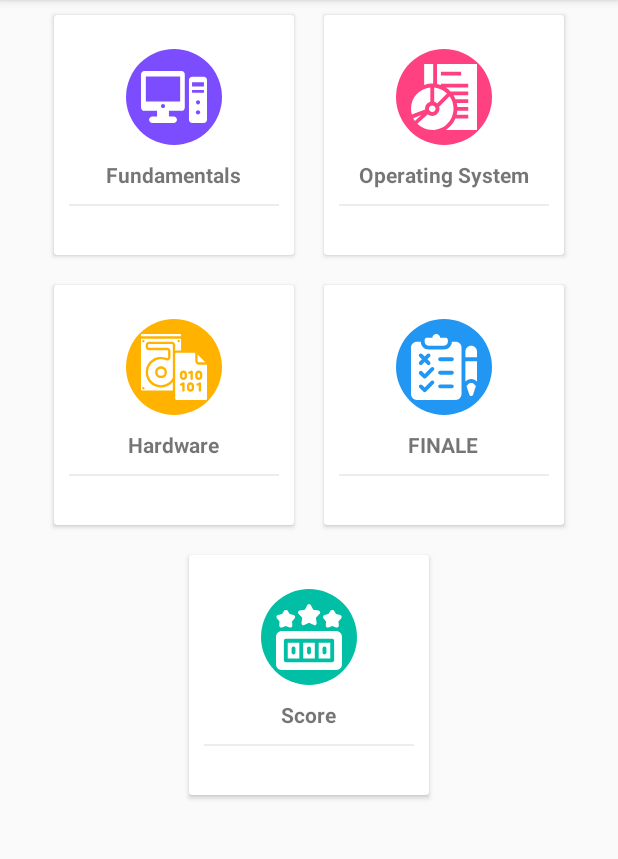
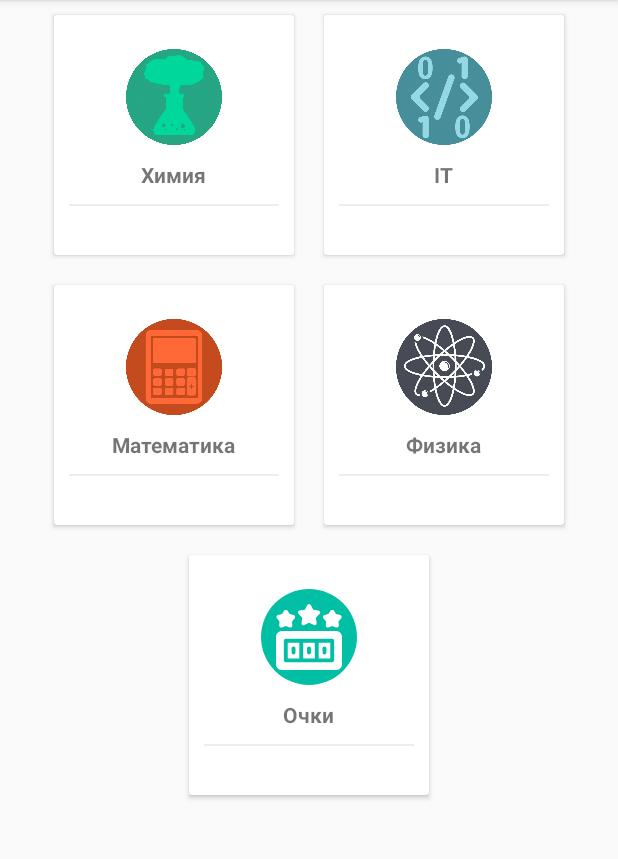
Before and after one commit to kurakin101/Politech, an Android app: the screen it shows after launch once a user with an empty profile is signed in (MainActivity), on a phone screen of 412 x 824 dp, the part 84-943 px from its top. Run offline under Robolectric (Android 15) with nearby library versions, the phone set to English and light mode, and no system bars; our stand-ins replace Firebase (no records; nobody signed in at launch, a user with empty details on screens opened directly).

Commit message:
icon pack

```diff
--- a/app/src/main/res/layout/activity_main.xml
+++ b/app/src/main/res/layout/activity_main.xml
@@ -34,15 +34,15 @@
                     <ImageView
                         android:layout_width="64dp"
                         android:layout_height="64dp"
-                        android:background="@drawable/circle_background_purple"
+                        android:background="@drawable/chem"
                         android:padding="10dp"
-                        android:src="@drawable/ic_computer" />
+                     />
 
                     <TextView
                         android:layout_width="wrap_content"
                         android:layout_height="wrap_content"
                         android:layout_marginTop="10dp"
-                        android:text="Fundamentals"
+                        android:text="Химия"
                         android:textStyle="bold" />
 
                     <View
@@ -67,15 +67,15 @@
                 <ImageView
                     android:layout_width="64dp"
                     android:layout_height="64dp"
-                    android:background="@drawable/circle_background_pink"
+                    android:background="@drawable/it"
                     android:padding="10dp"
-                    android:src="@drawable/ic_software" />
+                  />
 
                 <TextView
                     android:layout_width="wrap_content"
                     android:layout_height="wrap_content"
                     android:layout_marginTop="10dp"
-                    android:text="Operating System"
+                    android:text="IT"
                     android:textStyle="bold" />
 
                 <View
@@ -107,15 +107,14 @@
                 <ImageView
                     android:layout_width="64dp"
                     android:layout_height="64dp"
-                    android:background="@drawable/circle_background_yellow"
-                    android:padding="10dp"
-                    android:src="@drawable/ic_harddisk" />
+                    android:background="@drawable/math"
+                    android:padding="10dp" />
 
                 <TextView
                     android:layout_width="wrap_content"
                     android:layout_height="wrap_content"
                     android:layout_marginTop="10dp"
-                    android:text="Hardware"
+                    android:text="Математика"
                     android:textStyle="bold" />
 
                 <View
@@ -140,15 +139,14 @@
                 <ImageView
                     android:layout_width="64dp"
                     android:layout_height="64dp"
-                    android:background="@drawable/circle_background_blue"
-                    android:padding="10dp"
-                    android:src="@drawable/ic_test" />
+                    android:background="@drawable/phis"
+                    android:padding="10dp" />
 
                 <TextView
                     android:layout_width="wrap_content"
                     android:layout_height="wrap_content"
                     android:layout_marginTop="10dp"
-                    android:text="FINALE"
+                    android:text="Физика"
                     android:textStyle="bold" />
 
                 <View
@@ -190,7 +188,7 @@
                     android:layout_width="wrap_content"
                     android:layout_height="wrap_content"
                     android:layout_marginTop="10dp"
-                    android:text="Score"
+                    android:text="Очки"
                     android:textStyle="bold" />
 
                 <View
```
Also changed, not shown: app/src/main/res/layout/activity_leader_score.xml (+11 -13 lines), app/src/main/res/layout/activity_score.xml (+11 -14 lines).
